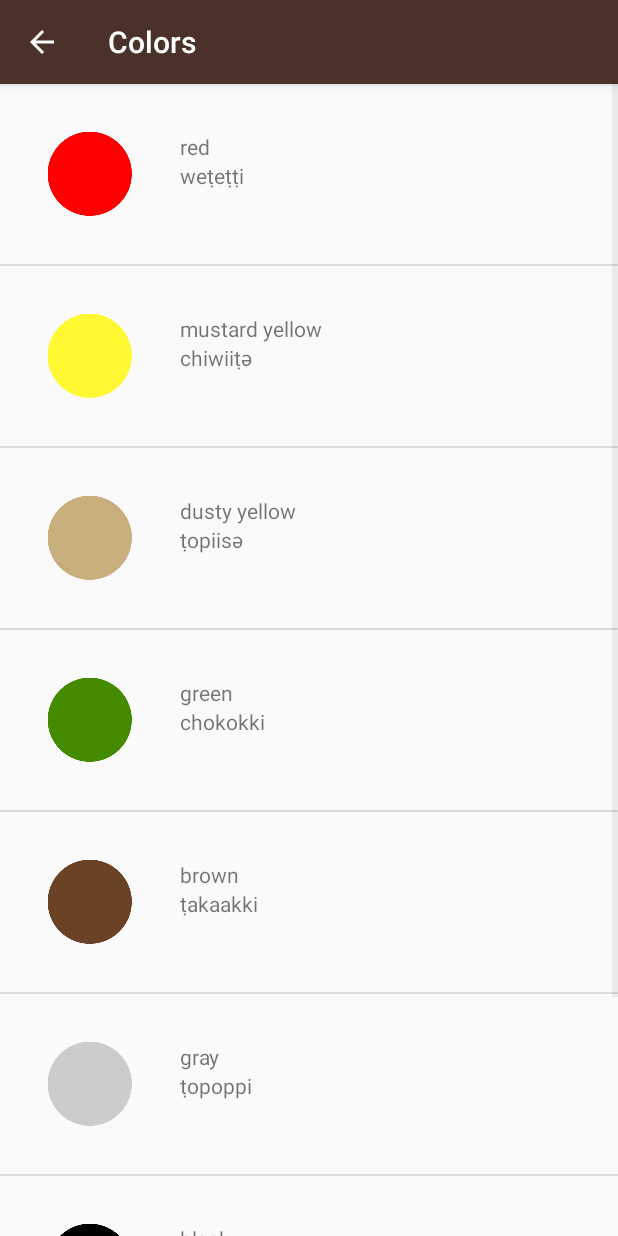
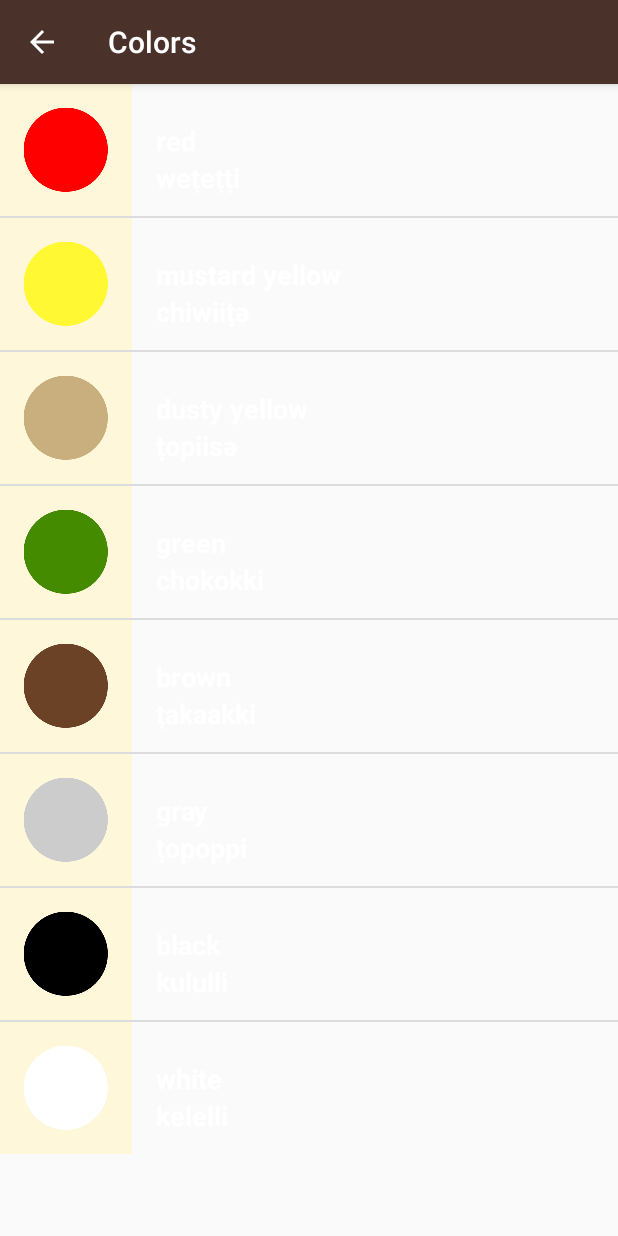
Before and after one commit to Jordi-Guardia/miwok, an Android app: the ColorsActivity screen opened directly, with no data from a screen before it, on a phone screen of 412 x 824 dp. Run offline under Robolectric (Android 15) with nearby library versions, the phone set to English and light mode, and no system bars; 1 statement that could not run was skipped.

Commit message:
curs 3 tema 4 video 11 imatges enllaçades amb les seues paraules

```diff
--- a/app/src/main/java/com/example/android/miwok/ColorsActivity.java
+++ b/app/src/main/java/com/example/android/miwok/ColorsActivity.java
@@ -15,10 +15,14 @@ public class ColorsActivity extends AppCompatActivity {
         super.onCreate(savedInstanceState);
         setContentView(R.layout.word_list);
 
+
+        LinearLayout numero = (LinearLayout) findViewById(R.id.words_element);
+        //numero.setBackgroundColor(numero.getContext().getResources().getColor(R.color.category_numbers));
+
+        numero.setBackgroundColor(getResources().getColor(R.color.category_numbers, null));
+
         // Create a list of words
         ArrayList<Word> words = new ArrayList<Word>();
-
-
         words.add(new Word("red", "weṭeṭṭi", R.drawable.color_red));
         words.add(new Word("mustard yellow", "chiwiiṭә", R.drawable.color_mustard_yellow));
         words.add(new Word("dusty yellow", "ṭopiisә", R.drawable.color_dusty_yellow));
--- a/app/src/main/res/layout/list_item.xml
+++ b/app/src/main/res/layout/list_item.xml
@@ -4,25 +4,28 @@
     android:layout_width="match_parent"
     android:layout_height="wrap_content"
     android:orientation="horizontal"
-    android:padding="16dp">
+    android:minHeight="@dimen/list_item_height">
 
     <ImageView
         android:id="@+id/list_item_icon"
         android:layout_width="wrap_content"
         android:layout_height="wrap_content"
-        android:src="@drawable/color_black"
-        android:contentDescription="@string/descrip" />
+        android:contentDescription="@string/descrip"
+        android:background="@color/tan_background"/>
 
     <LinearLayout
-        android:layout_width="255dp"
+        android:id="@+id/words_element"
+        android:layout_width="wrap_content"
         android:layout_height="wrap_content"
         android:orientation="vertical"
-        android:padding="16dp">
+        android:paddingTop="25dp"
+        android:paddingLeft="16dp">
 
-     <TextView
+        <TextView
             android:id="@+id/miwok_text_view"
             android:layout_width="match_parent"
             android:layout_height="wrap_content"
+            style="@style/ElementStyle"
             tools:text="lutti" />
 
 
@@ -30,6 +33,7 @@
             android:id="@+id/default_text_view"
             android:layout_width="match_parent"
             android:layout_height="wrap_content"
+            style="@style/ElementStyle"
             tools:text="one" />
 
 
--- a/app/src/main/res/layout/word_list.xml
+++ b/app/src/main/res/layout/word_list.xml
@@ -3,5 +3,5 @@
     xmlns:tools="http://schemas.android.com/tools"
     android:id="@+id/list"
     android:layout_width="match_parent"
-    android:layout_height="match_parent"
+    android:layout_height="wrap_content"
     tools:context="com.example.android.miwok.NumbersActivity"/>
--- a/app/src/main/res/values/colors.xml
+++ b/app/src/main/res/values/colors.xml
@@ -20,4 +20,7 @@
 
     <!-- Background color for the phrases category -->
     <color name="category_phrases">#16AFCA</color>
+
+    <!-- Background color for the phrases category -->
+    <color name="color_text">#FFFFFF</color>
 </resources>
--- a/app/src/main/res/values/styles.xml
+++ b/app/src/main/res/values/styles.xml
@@ -12,9 +12,19 @@
         <item name="android:layout_width">match_parent</item>
         <item name="android:layout_height">@dimen/list_item_height</item>
         <item name="android:gravity">center_vertical</item>
-        <item name="android:padding">16dp</item>
-        <item name="android:textColor">@android:color/white</item>
+        <item name="android:padding">@dimen/activity_horizontal_margin</item>
+        <item name="android:textColor">@color/color_text</item>
         <item name="android:textStyle">bold</item>
+        <item name="android:textSize">18sp</item>
+        <item name="android:textAppearance">?android:textAppearanceMedium</item>
+    </style>
+    <style name="ElementStyle">
+        <item name="android:layout_width">match_parent</item>
+        <item name="android:layout_height">@dimen/list_item_height</item>
+        <item name="android:gravity">center_vertical</item>
+        <item name="android:textColor">@color/color_text</item>
+        <item name="android:textStyle">bold</item>
+        <item name="android:textSize">18sp</item>
         <item name="android:textAppearance">?android:textAppearanceMedium</item>
     </style>
 </resources>
```
